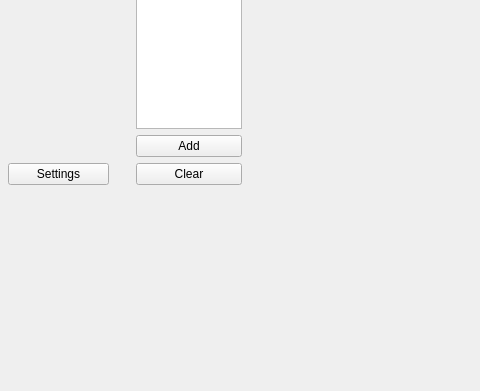
First picture: the form in src/apps/terrain_controls_widget.ui, repository b3h4re/world-gen, before the edit; both pictures show x 0 to 480 and y 234 to 625 of the 919 by 625 pixel window.
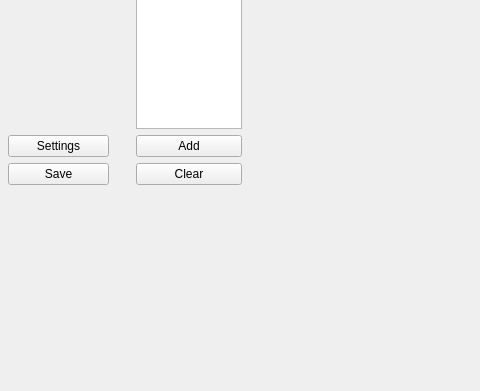
Second picture: the form after the edit.

The edit to the form file:
```diff
--- a/src/apps/terrain_controls_widget.ui
+++ b/src/apps/terrain_controls_widget.ui
@@ -101,6 +101,13 @@
          </property>
         </widget>
        </item>
+       <item>
+        <widget class="QPushButton" name="saveButton">
+         <property name="text">
+          <string>Save</string>
+         </property>
+        </widget>
+       </item>
       </layout>
      </widget>
     </widget>
```
